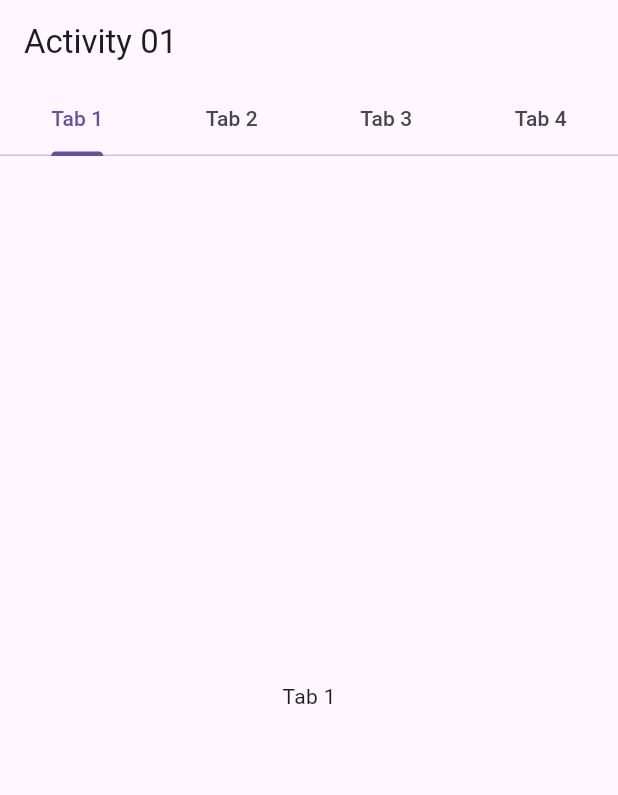
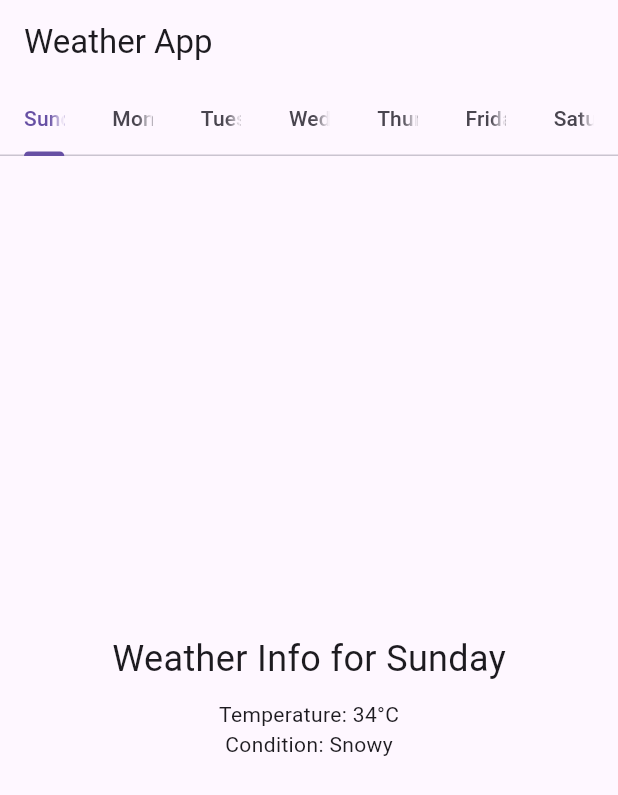
Before and after one commit to BeestingGit/weather_info_app, a Flutter app: the screen it shows after launch, on a phone screen of 412 x 824 dp. Shown: the top 795 px of the screen. Run offline on Flutter 3.47's test engine with Material 3 defaults, Android fonts, the phone set to English and light mode, and no system bars.

Commit message:
simulated weather data

```diff
--- a/lib/main.dart
+++ b/lib/main.dart
@@ -1,4 +1,5 @@
 import 'package:flutter/material.dart';
+import 'dart:math';
 
 
 
@@ -20,7 +21,7 @@ class MyApp extends StatelessWidget {
 
       home: DefaultTabController(
 
-        length: 4,
+        length: 7,
 
         child: _TabsNonScrollableDemo(),
 
@@ -84,7 +85,7 @@ class __TabsNonScrollableDemoState extends State<_TabsNonScrollableDemo>
 
       initialIndex: 0,
 
-      length: 4,
+      length: 7,
 
       vsync: this,
 
@@ -116,15 +117,33 @@ class __TabsNonScrollableDemoState extends State<_TabsNonScrollableDemo>
 
   }
 
+   // Random function to generate a temperature between 20 and 60
+  int _generateRandomTemperature() {
+    Random random = Random();
+    return 20 + random.nextInt(41);
+  }
 
+  // List of random weather conditions
+  List<String> _weatherConditions = [
+    'Sunny',
+    'Cloudy',
+    'Rainy',
+    'Windy',
+    'Snowy',
+    'Stormy',
+  ];
 
+  String _generateRandomCondition() {
+    Random random = Random();
+    return _weatherConditions[random.nextInt(_weatherConditions.length)];
+  }
   @override
 
   Widget build(BuildContext context) {
 
 // For the ToDo task hint: consider defining the widget and name of the tabs here
 
-    final tabs = ['Tab 1', 'Tab 2', 'Tab 3', 'Tab 4'];
+    final tabs = ['Sunday', 'Monday', 'Tuesday', 'Wednesday', 'Thursday', 'Friday', 'Saturday'];
 
 
 
@@ -136,7 +155,7 @@ class __TabsNonScrollableDemoState extends State<_TabsNonScrollableDemo>
 
         title: Text(
 
-          'Activity 01',
+          'Weather App',
 
         ),
 
@@ -167,9 +186,15 @@ class __TabsNonScrollableDemoState extends State<_TabsNonScrollableDemo>
           for (final tab in tabs)
 
             Center(
-
-              child: Text(tab),
-
+              child: Column(
+              mainAxisAlignment: MainAxisAlignment.center,
+                children: [
+                  Text('Weather Info for $tab', style: TextStyle(fontSize: 24)),
+                  SizedBox(height: 10),
+                  Text('Temperature: ${_generateRandomTemperature()}°C'),
+                  Text('Condition: ${_generateRandomCondition()}'),
+                ],
+            ),
             ),
 
         ],
```
